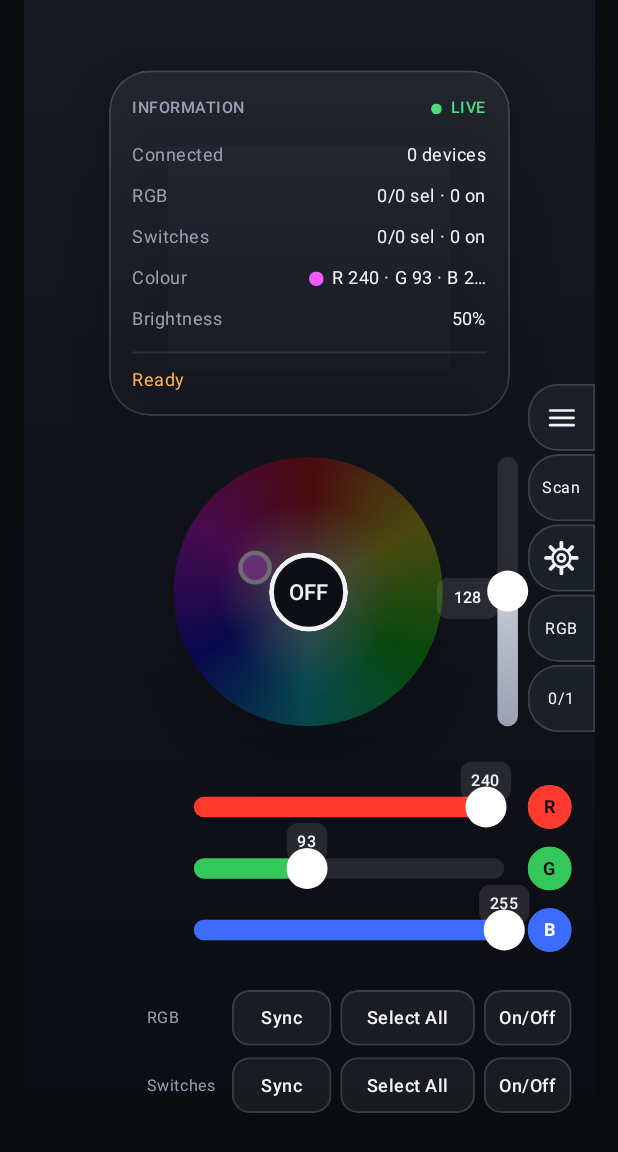
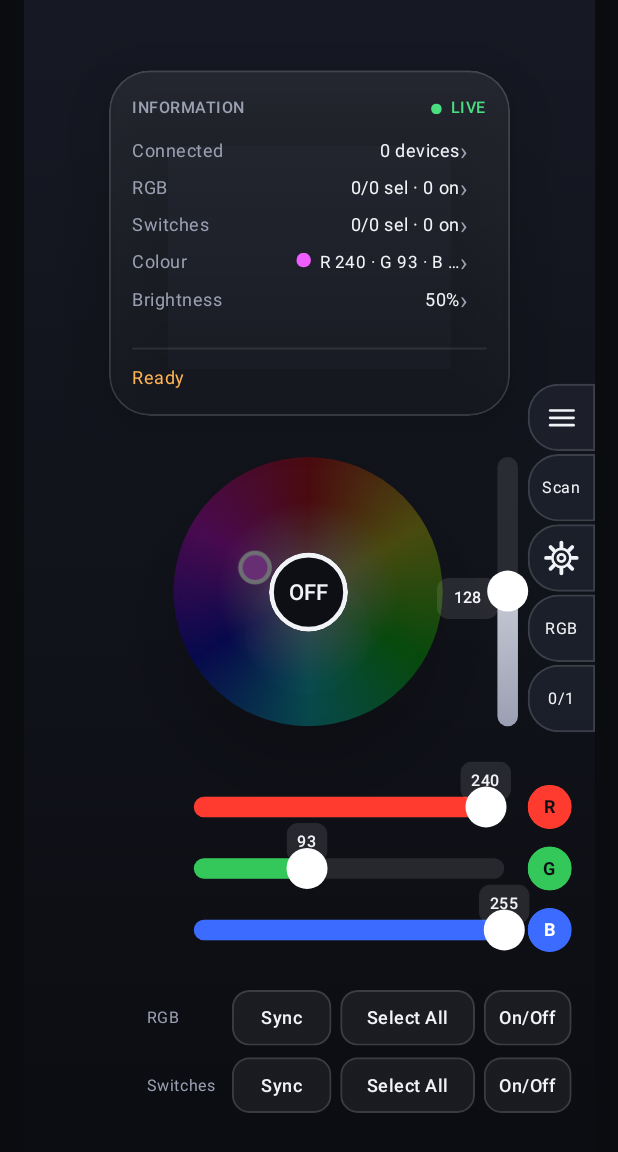
Before and after one commit to mr-yadav07/spaceship-fighter, an Android app built with Jetpack Compose: the screen it shows after launch (MainActivity), on a phone screen of 412 x 824 dp. Shown: the top 1152 px of the screen. Run offline under Robolectric (Android 15) with nearby library versions, the phone set to English and light mode, and no system bars.

Commit message:
Match information card to uploaded UI and remove gray backdrop

```diff
--- a/app/src/main/java/app/espcontrol/ui/MainScreen.kt
+++ b/app/src/main/java/app/espcontrol/ui/MainScreen.kt
@@ -79,7 +79,7 @@ fun MainScreen(vm: ControlViewModel) {
     val centerSw = centerItem(s.swItems)
 
     BoxWithConstraints(
-        Modifier.fillMaxSize().background(C.Bg2),
+        Modifier.fillMaxSize().background(Color.Transparent),
         contentAlignment = Alignment.Center,
     ) {
         val canvasScale = minOf(1f, maxWidth / 390.dp, maxHeight / 844.dp)
@@ -198,6 +198,7 @@ private fun InfoCard(s: UiState, connected: Int, centerRgb: OutItem?, centerSw:
             .border(1.dp, C.Line, RoundedCornerShape(28.dp))
             .clickable(onClick = onOpen)
             .padding(horizontal = 16.dp, vertical = 14.dp),
+        verticalArrangement = Arrangement.spacedBy(5.dp),
     ) {
         Row(Modifier.fillMaxWidth(), horizontalArrangement = Arrangement.SpaceBetween, verticalAlignment = Alignment.CenterVertically) {
             T("INFORMATION", 11f, C.Muted, FontWeight.SemiBold)
@@ -206,30 +207,30 @@ private fun InfoCard(s: UiState, connected: Int, centerRgb: OutItem?, centerSw:
                 T(if (s.demo) "DEMO" else "LIVE", 11f, if (s.demo) C.Orange else C.Green, FontWeight.SemiBold)
             }
         }
-        Spacer(Modifier.height(6.dp))
         InfoRow("Connected", "$connected devices")
         InfoRow("RGB", "${s.selRgb.size}/${s.rgbItems.size} sel · ${s.rgbItems.count { it.on }} on")
         InfoRow("Switches", "${s.selSw.size}/${s.swItems.size} sel · ${s.swItems.count { it.on }} on")
-        Row(Modifier.fillMaxWidth().padding(vertical = 2.dp), verticalAlignment = Alignment.CenterVertically) {
+        Row(Modifier.fillMaxWidth().height(20.dp), verticalAlignment = Alignment.CenterVertically) {
             T("Colour", 12.5f, C.Muted, modifier = Modifier.weight(1f))
             Row(Modifier.weight(1f), verticalAlignment = Alignment.CenterVertically, horizontalArrangement = Arrangement.spacedBy(6.dp)) {
                 Box(Modifier.size(10.dp).clip(CircleShape).background(Color(if (s.enR) s.r else 0, if (s.enG) s.g else 0, if (s.enB) s.b else 0)))
-                T("R ${if (s.enR) s.r else "–"} · G ${if (s.enG) s.g else "–"} · B ${if (s.enB) s.b else "–"}", 12.5f, C.Text)
+                T("R ${if (s.enR) s.r else "–"} · G ${if (s.enG) s.g else "–"} · B ${if (s.enB) s.b else "–"}", 11.5f, C.Text)
             }
+            T("›", 17f, C.Muted, modifier = Modifier.width(18.dp))
         }
         InfoRow("Brightness", "${(s.br * 100 / 255)}%")
         Spacer(Modifier.weight(1f))
-        Spacer(Modifier.height(8.dp))
         Box(Modifier.fillMaxWidth().height(1.dp).background(Color(0x18FFFFFF)))
-        T(s.msg, 12f, C.Warn, modifier = Modifier.padding(top = 6.dp))
+        T(s.msg, 12f, C.Warn, modifier = Modifier.padding(top = 2.dp))
     }
 }
 
 @Composable
 private fun InfoRow(label: String, value: String) {
-    Row(Modifier.fillMaxWidth().padding(vertical = 2.dp), horizontalArrangement = Arrangement.SpaceBetween) {
-        T(label, 12.5f, C.Muted, modifier = Modifier.width(96.dp))
+    Row(Modifier.fillMaxWidth().height(20.dp), verticalAlignment = Alignment.CenterVertically) {
+        T(label, 12.5f, C.Muted, modifier = Modifier.weight(1f))
         Box(Modifier.weight(1f), contentAlignment = Alignment.CenterEnd) { T(value, 12.5f, C.Text) }
+        T("›", 17f, C.Muted, modifier = Modifier.width(18.dp))
     }
 }
 
```
